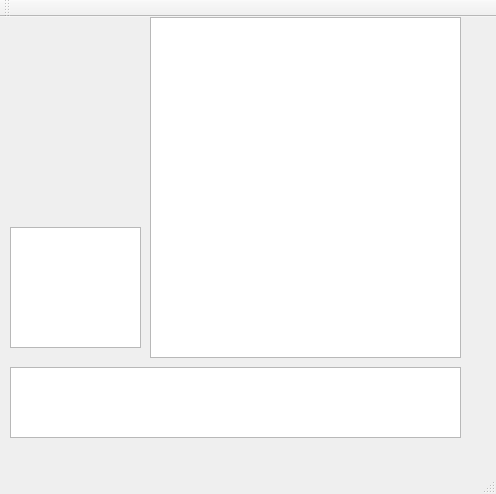
This is src/Qt/ConSQL_GUI/SQL_GUI/sql_gui.ui in Ovan33/Immobilier as Qt 5 draws it before an edit. The edited form follows.
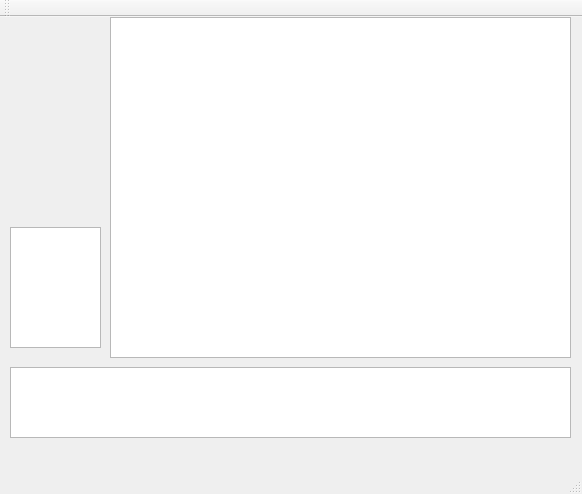
This is the edited form.

The edit to the form file:
```diff
--- a/src/Qt/ConSQL_GUI/SQL_GUI/sql_gui.ui
+++ b/src/Qt/ConSQL_GUI/SQL_GUI/sql_gui.ui
@@ -6,7 +6,7 @@
    <rect>
     <x>0</x>
     <y>0</y>
-    <width>496</width>
+    <width>582</width>
     <height>494</height>
    </rect>
   </property>
@@ -17,9 +17,9 @@
    <widget class="QTableView" name="tableView">
     <property name="geometry">
      <rect>
-      <x>150</x>
+      <x>110</x>
       <y>0</y>
-      <width>311</width>
+      <width>461</width>
       <height>341</height>
      </rect>
     </property>
@@ -29,7 +29,7 @@
      <rect>
       <x>10</x>
       <y>350</y>
-      <width>451</width>
+      <width>561</width>
       <height>71</height>
      </rect>
     </property>
@@ -42,7 +42,7 @@
      <rect>
       <x>10</x>
       <y>210</y>
-      <width>131</width>
+      <width>91</width>
       <height>121</height>
      </rect>
     </property>
```
